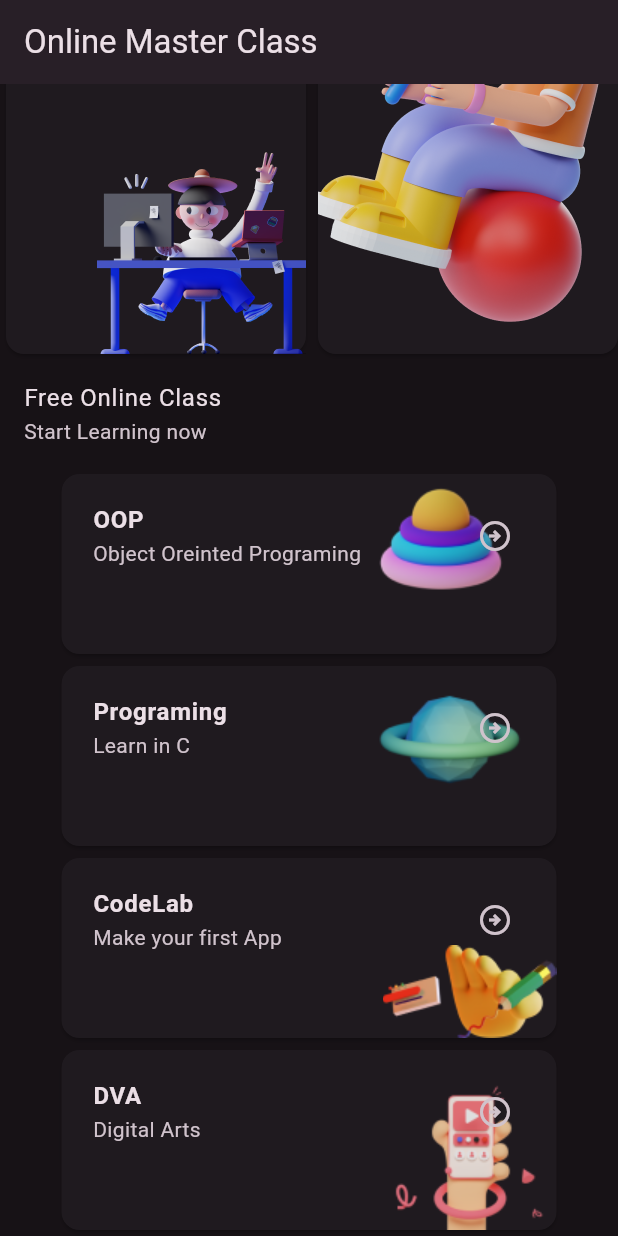
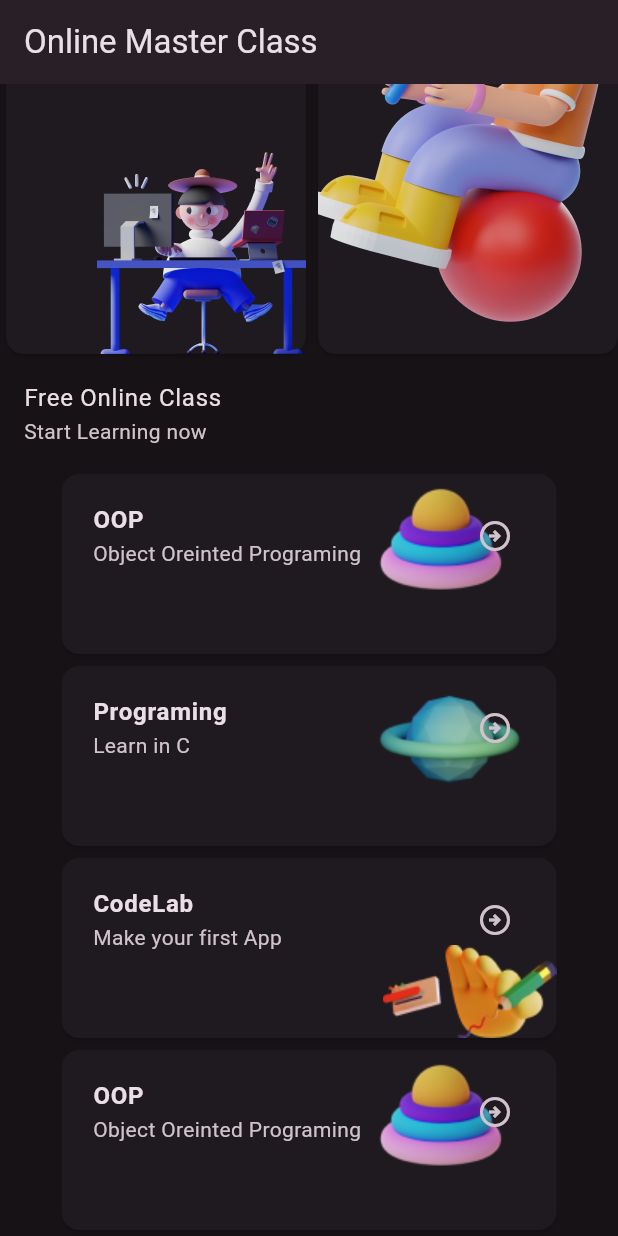
Before and after one commit to gjake122221/course_app, a Flutter app: the screen it shows after launch, scrolled down 124 dp, on a phone screen of 412 x 824 dp. Run offline on Flutter 3.47's test engine with Material 2 defaults, Android fonts, the phone set to English and light mode, and no system bars.

Commit message:
Instanciate cards and add to main_page

```diff
--- a/lib/content/cards.dart
+++ b/lib/content/cards.dart
@@ -55,3 +55,76 @@ class CrtCard extends StatelessWidget {
     );
   }
 }
+
+var card0 = CrtCard(
+  cardtitle: 'SP Elec 1B',
+  cardsubtitle: 'Mobile Applications',
+  cardimage: 'image/Saly-card1.png',
+  scale: 1.5,
+  width: 200,
+  height: 300,
+  id: 0,
+);
+var card1 = CrtCard(
+  cardtitle: 'AppsDev',
+  cardsubtitle: 'HTML CSS JS',
+  cardimage: 'image/Saly-card2.png',
+  scale: 1.5,
+  width: 200,
+  height: 300,
+  id: 1,
+);
+var card2 = CrtCard(
+  cardtitle: 'IM2',
+  cardsubtitle: 'Data Management',
+  cardimage: 'image/Saly-card1.png',
+  scale: 1.5,
+  width: 200,
+  height: 300,
+  id: 2,
+);
+var card3 = CrtCard(
+  cardtitle: 'Net2',
+  cardsubtitle: 'Networking',
+  cardimage: 'image/Saly-card2.png',
+  scale: 1.5,
+  width: 200,
+  height: 300,
+  id: 3,
+);
+var card4 = CrtCard(
+  cardtitle: 'OOP',
+  cardsubtitle: 'Object Oreinted Programing',
+  cardimage: 'image/Saly-20.png',
+  scale: 1,
+  width: 330,
+  height: 120,
+  id: 4,
+);
+var card5 = CrtCard(
+  cardtitle: 'Programing',
+  cardsubtitle: 'Learn in C',
+  cardimage: 'image/Saly-21.png',
+  scale: 1,
+  width: 330,
+  height: 120,
+  id: 5,
+);
+var card6 = CrtCard(
+  cardtitle: 'CodeLab',
+  cardsubtitle: 'Make your first App',
+  cardimage: 'image/Saly-23.png',
+  scale: 1,
+  width: 330,
+  height: 120,
+  id: 6,
+);
+var card7 = CrtCard(
+  cardtitle: 'DVA',
+  cardsubtitle: 'Digital Arts',
+  cardimage: 'image/Saly-24.png',
+  scale: 1,
+  width: 330,
+  height: 120,
+  id: 7,
+);
--- a/lib/pages/main_page.dart
+++ b/lib/pages/main_page.dart
@@ -15,42 +15,10 @@ class MainPage extends StatelessWidget {
             scrollDirection: Axis.horizontal,
             child: Row(
               children: [
-                CrtCard(
-                  cardtitle: 'SP Elec 1B',
-                  cardsubtitle: 'Mobile Applications',
-                  cardimage: 'image/Saly-card1.png',
-                  scale: 1.5,
-                  width: 200,
-                  height: 300,
-                  id: 0,
-                ),
-                CrtCard(
-                  cardtitle: 'AppsDev',
-                  cardsubtitle: 'HTML CSS JS',
-                  cardimage: 'image/Saly-card2.png',
-                  scale: 1.5,
-                  width: 200,
-                  height: 300,
-                  id: 1,
-                ),
-                CrtCard(
-                  cardtitle: 'IM2',
-                  cardsubtitle: 'Data Management',
-                  cardimage: 'image/Saly-card1.png',
-                  scale: 1.5,
-                  width: 200,
-                  height: 300,
-                  id: 2,
-                ),
-                CrtCard(
-                  cardtitle: 'Net2',
-                  cardsubtitle: 'Networking',
-                  cardimage: 'image/Saly-card2.png',
-                  scale: 1.5,
-                  width: 200,
-                  height: 300,
-                  id: 3,
-                ),
+                card0,
+                card1,
+                card2,
+                card3,
               ],
             ),
           ),
@@ -60,42 +28,10 @@ class MainPage extends StatelessWidget {
           ),
           Column(
             children: [
-              CrtCard(
-                cardtitle: 'OOP',
-                cardsubtitle: 'Object Oreinted Programing',
-                cardimage: 'image/Saly-20.png',
-                scale: 1,
-                width: 330,
-                height: 120,
-                id: 4,
-              ),
-              CrtCard(
-                cardtitle: 'Programing',
-                cardsubtitle: 'Learn in C',
-                cardimage: 'image/Saly-21.png',
-                scale: 1,
-                width: 330,
-                height: 120,
-                id: 5,
-              ),
-              CrtCard(
-                cardtitle: 'CodeLab',
-                cardsubtitle: 'Make your first App',
-                cardimage: 'image/Saly-23.png',
-                scale: 1,
-                width: 330,
-                height: 120,
-                id: 6,
-              ),
-              CrtCard(
-                cardtitle: 'DVA',
-                cardsubtitle: 'Digital Arts',
-                cardimage: 'image/Saly-24.png',
-                scale: 1,
-                width: 330,
-                height: 120,
-                id: 7,
-              ),
+              card4,
+              card5,
+              card6,
+              card4,
             ],
           ),
         ],
```
